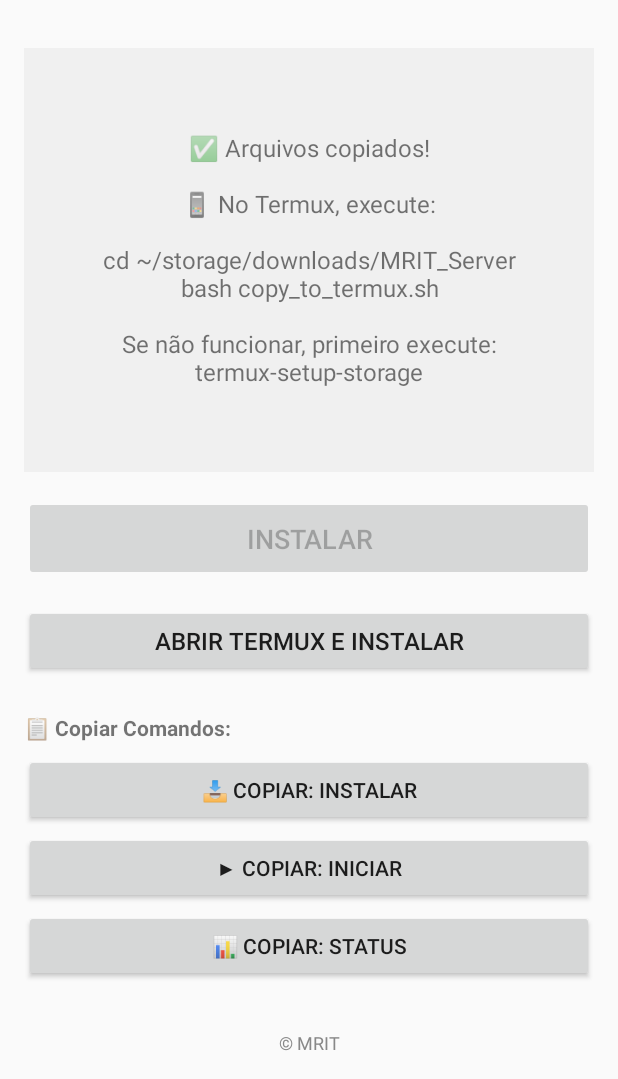
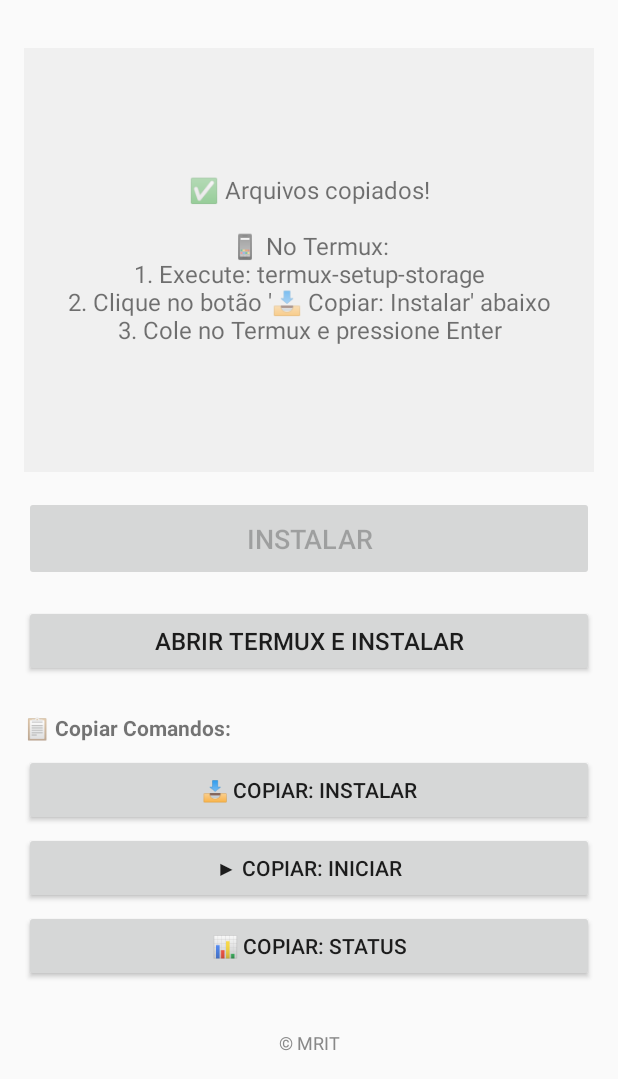
Before and after one commit to MRITSoftware/servidorzinho, an Android app: the screen it shows after launch (MainActivity), after a tap on "ABRIR TERMUX E INSTALAR", on a phone screen of 412 x 824 dp, the part 157-1236 px from its top. Run offline under Robolectric (Android 15) with nearby library versions, the phone set to English and light mode, and no system bars; network calls fail; 1 other tap on this screen came first.

Commit message:
Update assets and improve copy button instructions

```diff
--- a/android/app/src/main/java/com/servidorzinho/installer/MainActivity.java
+++ b/android/app/src/main/java/com/servidorzinho/installer/MainActivity.java
@@ -247,11 +247,10 @@ public class MainActivity extends AppCompatActivity {
 
         handler.post(() -> {
             updateStatus("✅ Arquivos copiados!\n\n" +
-                    "📱 No Termux, execute:\n\n" +
-                    "cd ~/storage/downloads/MRIT_Server\n" +
-                    "bash copy_to_termux.sh\n\n" +
-                    "Se não funcionar, primeiro execute:\n" +
-                    "termux-setup-storage");
+                    "📱 No Termux:\n" +
+                    "1. Execute: termux-setup-storage\n" +
+                    "2. Clique no botão '📥 Copiar: Instalar' abaixo\n" +
+                    "3. Cole no Termux e pressione Enter");
         });
     }
 
```
Also changed, not shown: 2 other files.
